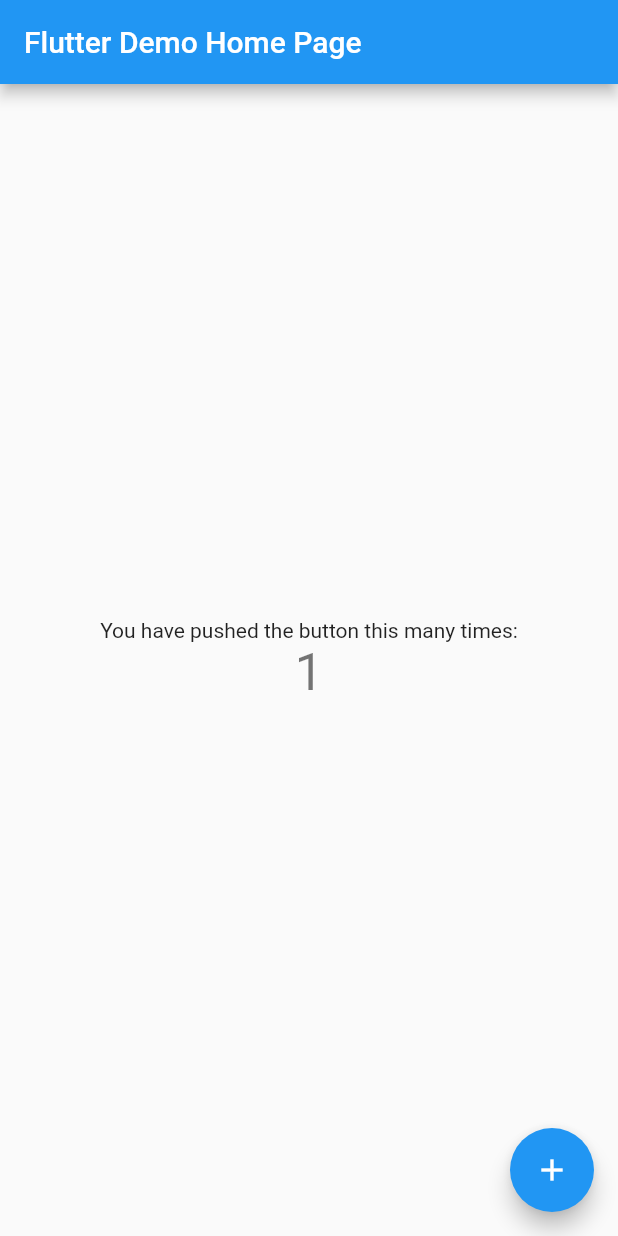
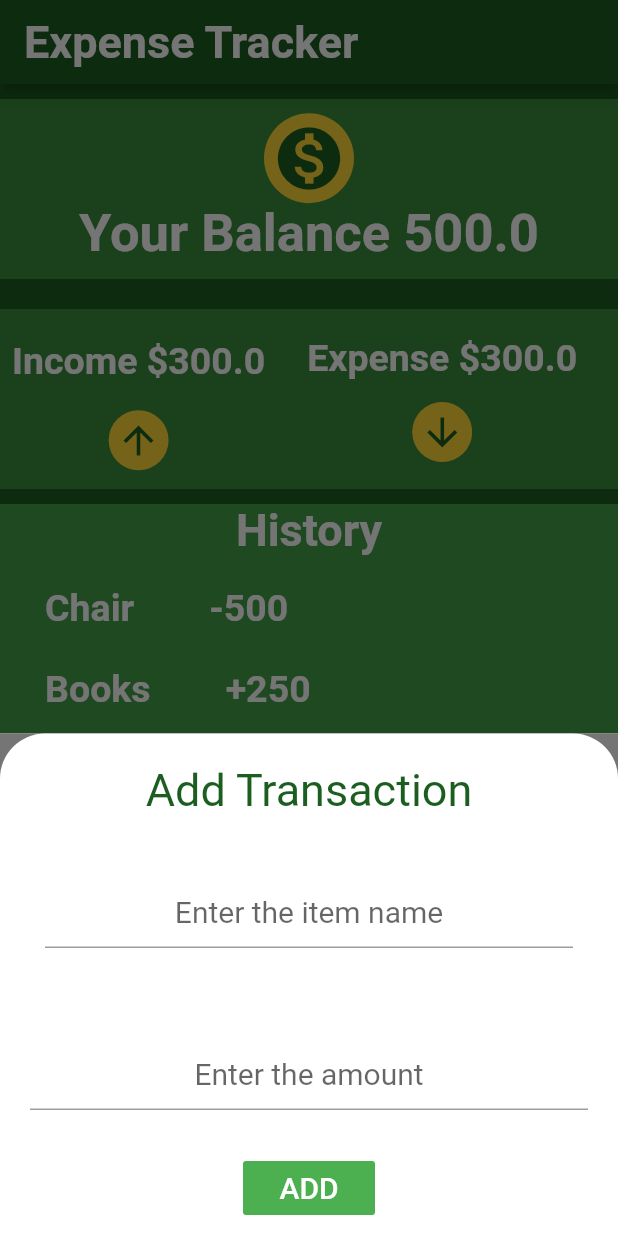
Before and after one commit to eldhosempeter07/Flutter-Expense-Tracker, a Flutter app: the screen it shows after launch, after a tap on the "add" icon, on a phone screen of 412 x 824 dp. Run offline on Flutter 3.47's test engine with Material 2 defaults, Android fonts, the phone set to English and light mode, and no system bars.

Commit message:
Create UI

```diff
--- a/lib/main.dart
+++ b/lib/main.dart
@@ -1,3 +1,6 @@
+import 'package:expense_tracker/screens/add_item.dart';
+import 'package:expense_tracker/screens/tracker_screen.dart';
+import 'package:expense_tracker/widgets/text_widget.dart';
 import 'package:flutter/material.dart';
 
 void main() {
@@ -5,113 +8,10 @@ void main() {
 }
 
 class MyApp extends StatelessWidget {
-  // This widget is the root of your application.
   @override
   Widget build(BuildContext context) {
     return MaterialApp(
-      title: 'Flutter Demo',
-      theme: ThemeData(
-        // This is the theme of your application.
-        //
-        // Try running your application with "flutter run". You'll see the
-        // application has a blue toolbar. Then, without quitting the app, try
-        // changing the primarySwatch below to Colors.green and then invoke
-        // "hot reload" (press "r" in the console where you ran "flutter run",
-        // or simply save your changes to "hot reload" in a Flutter IDE).
-        // Notice that the counter didn't reset back to zero; the application
-        // is not restarted.
-        primarySwatch: Colors.blue,
-        // This makes the visual density adapt to the platform that you run
-        // the app on. For desktop platforms, the controls will be smaller and
-        // closer together (more dense) than on mobile platforms.
-        visualDensity: VisualDensity.adaptivePlatformDensity,
-      ),
-      home: MyHomePage(title: 'Flutter Demo Home Page'),
+      home: TrackerScreen(),
     );
   }
 }
-
-class MyHomePage extends StatefulWidget {
-  MyHomePage({Key key, this.title}) : super(key: key);
-
-  // This widget is the home page of your application. It is stateful, meaning
-  // that it has a State object (defined below) that contains fields that affect
-  // how it looks.
-
-  // This class is the configuration for the state. It holds the values (in this
-  // case the title) provided by the parent (in this case the App widget) and
-  // used by the build method of the State. Fields in a Widget subclass are
-  // always marked "final".
-
-  final String title;
-
-  @override
-  _MyHomePageState createState() => _MyHomePageState();
-}
-
-class _MyHomePageState extends State<MyHomePage> {
-  int _counter = 0;
-
-  void _incrementCounter() {
-    setState(() {
-      // This call to setState tells the Flutter framework that something has
-      // changed in this State, which causes it to rerun the build method below
-      // so that the display can reflect the updated values. If we changed
-      // _counter without calling setState(), then the build method would not be
-      // called again, and so nothing would appear to happen.
-      _counter++;
-    });
-  }
-
-  @override
-  Widget build(BuildContext context) {
-    // This method is rerun every time setState is called, for instance as done
-    // by the _incrementCounter method above.
-    //
-    // The Flutter framework has been optimized to make rerunning build methods
-    // fast, so that you can just rebuild anything that needs updating rather
-    // than having to individually change instances of widgets.
-    return Scaffold(
-      appBar: AppBar(
-        // Here we take the value from the MyHomePage object that was created by
-        // the App.build method, and use it to set our appbar title.
-        title: Text(widget.title),
-      ),
-      body: Center(
-        // Center is a layout widget. It takes a single child and positions it
-        // in the middle of the parent.
-        child: Column(
-          // Column is also a layout widget. It takes a list of children and
-          // arranges them vertically. By default, it sizes itself to fit its
-          // children horizontally, and tries to be as tall as its parent.
-          //
-          // Invoke "debug painting" (press "p" in the console, choose the
-          // "Toggle Debug Paint" action from the Flutter Inspector in Android
-          // Studio, or the "Toggle Debug Paint" command in Visual Studio Code)
-          // to see the wireframe for each widget.
-          //
-          // Column has various properties to control how it sizes itself and
-          // how it positions its children. Here we use mainAxisAlignment to
-          // center the children vertically; the main axis here is the vertical
-          // axis because Columns are vertical (the cross axis would be
-          // horizontal).
-          mainAxisAlignment: MainAxisAlignment.center,
-          children: <Widget>[
-            Text(
-              'You have pushed the button this many times:',
-            ),
-            Text(
-              '$_counter',
-              style: Theme.of(context).textTheme.headline4,
-            ),
-          ],
-        ),
-      ),
-      floatingActionButton: FloatingActionButton(
-        onPressed: _incrementCounter,
-        tooltip: 'Increment',
-        child: Icon(Icons.add),
-      ), // This trailing comma makes auto-formatting nicer for build methods.
-    );
-  }
-}
--- /dev/null
+++ b/lib/screens/add_item.dart
@@ -0,0 +1,66 @@
+import 'package:flutter/material.dart';
+
+class AddItem extends StatelessWidget {
+  @override
+  Widget build(BuildContext context) {
+    return Container(
+      color: Color(0xff757575),
+      child: Container(
+        decoration: BoxDecoration(
+          borderRadius: BorderRadius.only(
+              topRight: Radius.circular(30.0), topLeft: Radius.circular(30.0)),
+          color: Colors.white,
+        ),
+        child: Column(
+          children: <Widget>[
+            Padding(
+              padding: EdgeInsets.only(top: 20.0, bottom: 10.0),
+              child: Text(
+                'Add Transaction',
+                style: TextStyle(fontSize: 30.0, color: Colors.green.shade900),
+              ),
+            ),
+            Padding(
+              padding: const EdgeInsets.all(30.0),
+              child: TextField(
+//              autofocus: true,
+                style: TextStyle(fontSize: 20.0),
+                textAlign: TextAlign.center,
+                decoration: InputDecoration(
+                  hintText: 'Enter the item name',
+                ),
+              ),
+            ),
+            SizedBox(
+              height: 10.0,
+            ),
+            Padding(
+              padding: const EdgeInsets.all(20.0),
+              child: TextField(
+//              autofocus: true,
+                keyboardType: TextInputType.number,
+                style: TextStyle(fontSize: 20.0),
+                textAlign: TextAlign.center,
+                decoration: InputDecoration(
+                  hintText: 'Enter the amount',
+                ),
+              ),
+            ),
+            Padding(
+              padding: const EdgeInsets.all(8.0),
+              child: FlatButton(
+                onPressed: () {},
+                color: Colors.green,
+                textColor: Colors.white,
+                child: Text(
+                  'ADD',
+                  style: TextStyle(fontSize: 20.0),
+                ),
+              ),
+            )
+          ],
+        ),
+      ),
+    );
+  }
+}
--- /dev/null
+++ b/lib/screens/balance_screen.dart
@@ -0,0 +1,44 @@
+import 'package:expense_tracker/widgets/text_widget.dart';
+import 'package:flutter/material.dart';
+
+class Balance extends StatelessWidget {
+  @override
+  Widget build(BuildContext context) {
+    return Container(
+      child: Padding(
+        padding: EdgeInsets.symmetric(vertical: 10.0),
+        child: Column(
+          crossAxisAlignment: CrossAxisAlignment.start,
+          children: <Widget>[
+            Container(
+              height: 120,
+              color: Colors.green.shade700,
+              child: Column(
+                mainAxisAlignment: MainAxisAlignment.center,
+                children: <Widget>[
+                  Center(
+                    child: CircleAvatar(
+                      radius: 30.0,
+                      backgroundColor: Colors.yellow.shade600,
+                      child: Icon(
+                        Icons.monetization_on,
+                        size: 50.0,
+                        color: Colors.green.shade900,
+                      ),
+                    ),
+                  ),
+                  Center(
+                    child: TextWidget(
+                      text: 'Your Balance 500.0',
+                      size: 35.0,
+                    ),
+                  ),
+                ],
+              ),
+            ),
+          ],
+        ),
+      ),
+    );
+  }
+}
--- /dev/null
+++ b/lib/screens/income_expense.dart
@@ -0,0 +1,80 @@
+import 'package:expense_tracker/widgets/text_widget.dart';
+import 'package:flutter/material.dart';
+
+class IncomeExpense extends StatelessWidget {
+  @override
+  Widget build(BuildContext context) {
+    return Container(
+      child: Padding(
+        padding: EdgeInsets.symmetric(vertical: 10.0),
+        child: Column(
+          crossAxisAlignment: CrossAxisAlignment.start,
+          children: <Widget>[
+            Container(
+              height: 120,
+              color: Colors.green.shade700,
+              child: Row(
+                children: <Widget>[
+                  Column(
+                    mainAxisAlignment: MainAxisAlignment.center,
+                    children: <Widget>[
+                      Padding(
+                        padding: EdgeInsets.all(8.0),
+                        child: Center(
+                          child: TextWidget(
+                            text: 'Income \$300.0',
+                            size: 25.0,
+                          ),
+                        ),
+                      ),
+                      SizedBox(
+                        height: 10.0,
+                      ),
+                      CircleAvatar(
+                        radius: 20.0,
+                        backgroundColor: Colors.yellow.shade600,
+                        child: Icon(
+                          Icons.arrow_upward,
+                          size: 30.0,
+                          color: Colors.green.shade900,
+                        ),
+                      ),
+                    ],
+                  ),
+                  SizedBox(
+                    width: 20.0,
+                  ),
+                  Column(
+                    mainAxisAlignment: MainAxisAlignment.center,
+                    children: <Widget>[
+                      Center(
+                        child: TextWidget(
+                          text: 'Expense \$300.0',
+                          size: 25.0,
+                        ),
+                      ),
+                      SizedBox(
+                        height: 15.0,
+                      ),
+                      Center(
+                        child: CircleAvatar(
+                          radius: 20.0,
+                          backgroundColor: Colors.yellow.shade600,
+                          child: Icon(
+                            Icons.arrow_downward,
+                            size: 30.0,
+                            color: Colors.green.shade900,
+                          ),
+                        ),
+                      ),
+                    ],
+                  ),
+                ],
+              ),
+            ),
+          ],
+        ),
+      ),
+    );
+  }
+}
--- /dev/null
+++ b/lib/screens/tracker_screen.dart
@@ -0,0 +1,49 @@
+import 'package:expense_tracker/screens/add_item.dart';
+import 'package:expense_tracker/screens/balance_screen.dart';
+import 'package:expense_tracker/screens/income_expense.dart';
+import 'package:expense_tracker/screens/transaction_history.dart';
+import 'package:expense_tracker/widgets/text_widget.dart';
+import 'package:flutter/material.dart';
+
+class TrackerScreen extends StatelessWidget {
+  @override
+  Widget build(BuildContext context) {
+    return Scaffold(
+      resizeToAvoidBottomPadding: false,
+      floatingActionButton: FloatingActionButton(
+        onPressed: () {
+          showModalBottomSheet(
+            context: context,
+            isScrollControlled: true,
+            builder: (context) => SingleChildScrollView(
+              child: Container(
+                padding: EdgeInsets.only(
+                    bottom: MediaQuery.of(context).viewInsets.bottom),
+                child: AddItem(),
+              ),
+            ),
+          );
+        },
+        backgroundColor: Colors.green.shade600,
+        child: Icon(Icons.add),
+      ),
+      appBar: AppBar(
+        backgroundColor: Colors.green.shade900,
+        title: TextWidget(
+          text: 'Expense Tracker',
+          size: 30.0,
+        ),
+      ),
+      body: SafeArea(
+        child: Column(
+          children: <Widget>[
+            Balance(),
+            IncomeExpense(),
+            TransactionHistory(),
+          ],
+        ),
+      ),
+      backgroundColor: Colors.green.shade900,
+    );
+  }
+}
--- /dev/null
+++ b/lib/screens/transaction_history.dart
@@ -0,0 +1,56 @@
+import 'package:expense_tracker/widgets/text_widget.dart';
+import 'package:flutter/material.dart';
+
+class TransactionHistory extends StatelessWidget {
+  @override
+  Widget build(BuildContext context) {
+    return Container(
+      color: Colors.green.shade600,
+      child: Column(
+        crossAxisAlignment: CrossAxisAlignment.stretch,
+        children: <Widget>[
+          Center(
+            child: TextWidget(
+              text: ('History'),
+              size: 30.0,
+            ),
+          ),
+          SizedBox(
+            height: 10.0,
+          ),
+          HistoryItems(item: 'Chair', amount: '-500'),
+          HistoryItems(item: 'Books', amount: '+250'),
+          HistoryItems(item: 'Bottles', amount: '+750'),
+        ],
+      ),
+    );
+  }
+}
+
+class HistoryItems extends StatelessWidget {
+  HistoryItems({this.item, this.amount});
+  final String item;
+  final String amount;
+
+  @override
+  Widget build(BuildContext context) {
+    return Padding(
+      padding: EdgeInsets.only(left: 30.0, top: 10.0, bottom: 15.0),
+      child: Row(
+        children: <Widget>[
+          TextWidget(
+            text: item,
+            size: 25.0,
+          ),
+          SizedBox(
+            width: 50.0,
+          ),
+          TextWidget(
+            text: amount,
+            size: 25.0,
+          ),
+        ],
+      ),
+    );
+  }
+}
--- /dev/null
+++ b/lib/widgets/text_widget.dart
@@ -0,0 +1,18 @@
+import 'package:flutter/material.dart';
+
+class TextWidget extends StatelessWidget {
+  TextWidget({this.text, this.size});
+  final String text;
+  final double size;
+  @override
+  Widget build(BuildContext context) {
+    return Text(
+      text,
+      style: TextStyle(
+        fontWeight: FontWeight.bold,
+        fontSize: size,
+        color: Colors.white,
+      ),
+    );
+  }
+}
--- a/pubspec.yaml
+++ b/pubspec.yaml
@@ -28,6 +28,7 @@ dependencies:
   # The following adds the Cupertino Icons font to your application.
   # Use with the CupertinoIcons class for iOS style icons.
   cupertino_icons: ^0.1.3
+  provider: ^4.3.2+1
 
 dev_dependencies:
   flutter_test:
```
Also changed, not shown: lib/constants.dart (added), lib/model/transaction.dart (added), pubspec.lock, 5 other files.
